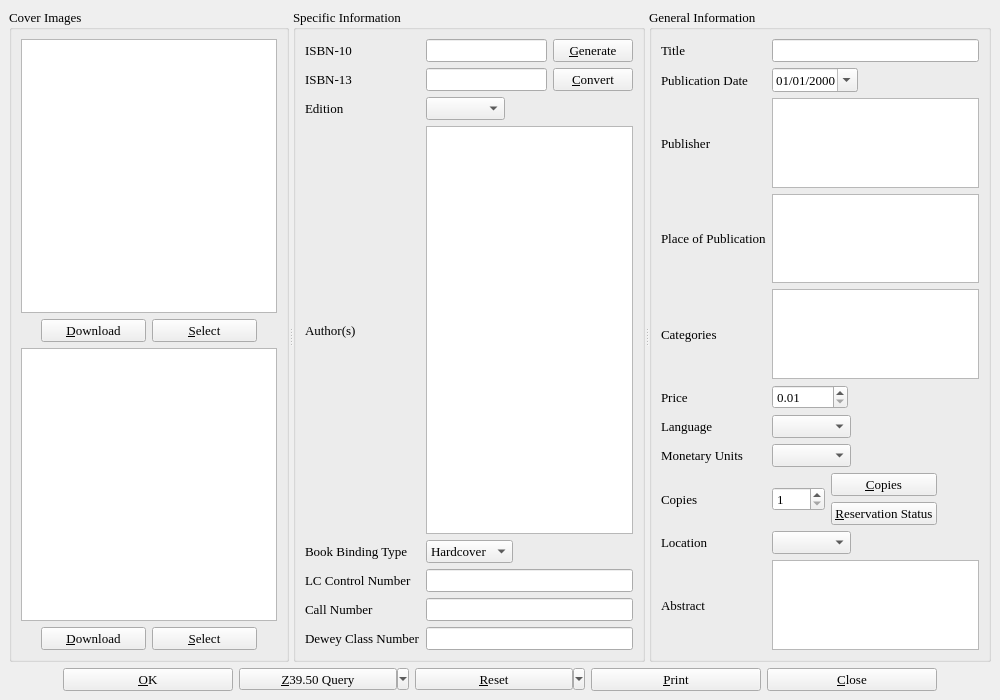
Old version of the form bookinfo.ui in the repository textbrowser/biblioteq.
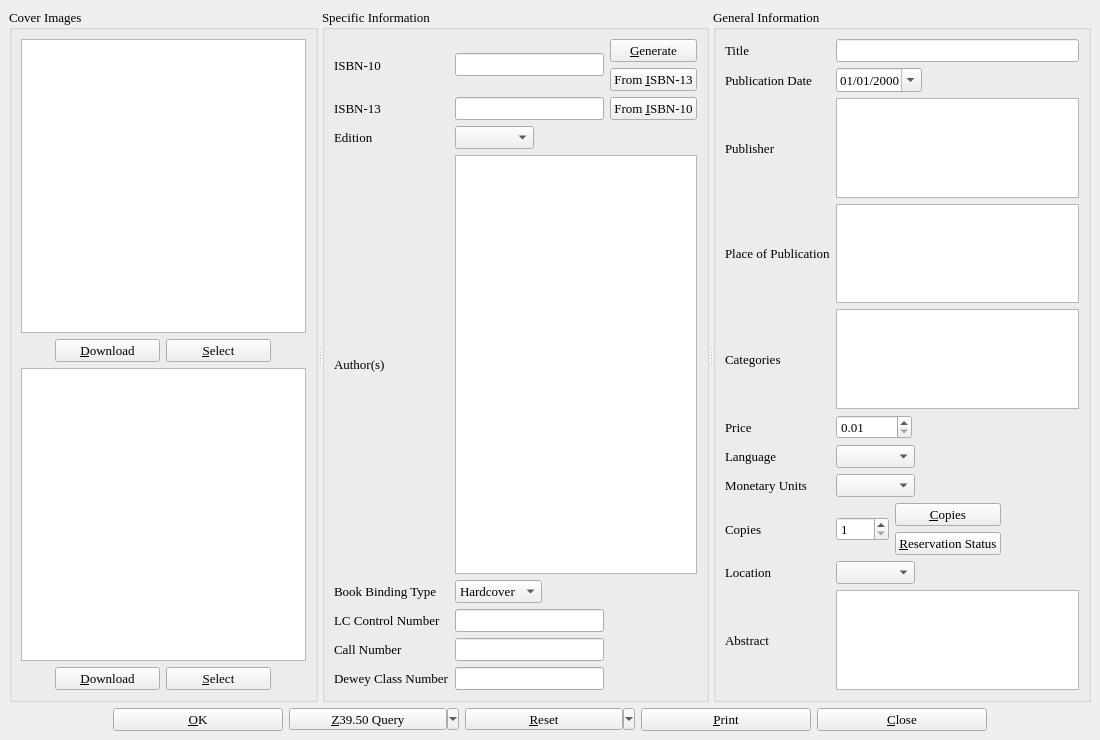
New version of the form. Icons and pictures are not drawn. Custom widgets are drawn as their Qt base class.

Commit message: Provide a function to convert ISBN-13 to ISBN-10.

```diff
--- a/bookinfo.ui
+++ b/bookinfo.ui
@@ -6,13 +6,13 @@
    <rect>
     <x>0</x>
     <y>0</y>
-    <width>1000</width>
-    <height>700</height>
+    <width>1100</width>
+    <height>740</height>
    </rect>
   </property>
   <property name="minimumSize">
    <size>
-    <width>1000</width>
+    <width>1100</width>
     <height>700</height>
    </size>
   </property>
@@ -201,7 +201,7 @@
        <property name="title">
         <string>Specific Information</string>
        </property>
-       <layout class="QGridLayout">
+       <layout class="QGridLayout" name="gridLayout">
         <item row="0" column="0">
          <widget class="QLabel" name="label">
           <property name="font">
@@ -215,49 +215,46 @@
           </property>
          </widget>
         </item>
-        <item row="0" column="1" rowspan="2">
-         <layout class="QGridLayout">
-          <item row="0" column="0">
+        <item row="0" column="1" colspan="2">
+         <layout class="QHBoxLayout" name="horizontalLayout">
+          <item>
            <widget class="QLineEdit" name="id">
             <property name="maxLength">
              <number>32</number>
             </property>
            </widget>
           </item>
-          <item row="0" column="1">
-           <widget class="QPushButton" name="generate">
-            <property name="text">
-             <string>&amp;Generate</string>
-            </property>
-            <property name="icon">
-             <iconset>
-              <normaloff>icons.d/16x16/gear.png</normaloff>icons.d/16x16/gear.png</iconset>
-            </property>
-           </widget>
-          </item>
-          <item row="1" column="0">
-           <widget class="QLineEdit" name="isbn13">
-            <property name="maxLength">
-             <number>16</number>
-            </property>
-           </widget>
-          </item>
-          <item row="1" column="1">
-           <widget class="QPushButton" name="isbn10to13">
-            <property name="font">
-             <font>
-              <family>Times</family>
-              <pointsize>10</pointsize>
-             </font>
-            </property>
-            <property name="text">
-             <string>&amp;Convert</string>
-            </property>
-            <property name="icon">
-             <iconset>
-              <normaloff>icons.d/16x16/convert.png</normaloff>icons.d/16x16/convert.png</iconset>
-            </property>
-           </widget>
+          <item>
+           <layout class="QVBoxLayout" name="verticalLayout">
+            <item>
+             <widget class="QPushButton" name="generate">
+              <property name="text">
+               <string>&amp;Generate</string>
+              </property>
+              <property name="icon">
+               <iconset>
+                <normaloff>icons.d/16x16/gear.png</normaloff>icons.d/16x16/gear.png</iconset>
+              </property>
+             </widget>
+            </item>
+            <item>
+             <widget class="QPushButton" name="isbn13to10">
+              <property name="font">
+               <font>
+                <family>Times</family>
+                <pointsize>10</pointsize>
+               </font>
+              </property>
+              <property name="text">
+               <string>From &amp;ISBN-13</string>
+              </property>
+              <property name="icon">
+               <iconset>
+                <normaloff>icons.d/16x16/convert.png</normaloff>icons.d/16x16/convert.png</iconset>
+              </property>
+             </widget>
+            </item>
+           </layout>
           </item>
          </layout>
         </item>
@@ -274,6 +271,30 @@
           </property>
          </widget>
         </item>
+        <item row="1" column="1">
+         <widget class="QLineEdit" name="isbn13">
+          <property name="maxLength">
+           <number>16</number>
+          </property>
+         </widget>
+        </item>
+        <item row="1" column="2">
+         <widget class="QPushButton" name="isbn10to13">
+          <property name="font">
+           <font>
+            <family>Times</family>
+            <pointsize>10</pointsize>
+           </font>
+          </property>
+          <property name="text">
+           <string>From &amp;ISBN-10</string>
+          </property>
+          <property name="icon">
+           <iconset>
+            <normaloff>icons.d/16x16/convert.png</normaloff>icons.d/16x16/convert.png</iconset>
+          </property>
+         </widget>
+        </item>
         <item row="2" column="0">
          <widget class="QLabel" name="label_5">
           <property name="font">
@@ -324,7 +345,7 @@
           </property>
          </widget>
         </item>
-        <item row="3" column="1">
+        <item row="3" column="1" colspan="2">
          <widget class="hyperlinked_text_edit" name="author">
           <property name="readOnly">
            <bool>false</bool>
@@ -350,7 +371,7 @@
           </property>
          </widget>
         </item>
-        <item row="4" column="1">
+        <item row="4" column="1" colspan="2">
          <layout class="QHBoxLayout">
           <item>
            <widget class="QComboBox" name="binding">
@@ -454,19 +475,6 @@
         <string>General Information</string>
        </property>
        <layout class="QGridLayout">
-        <item row="0" column="0">
-         <widget class="QLabel" name="label_2">
-          <property name="font">
-           <font>
-            <family>Times</family>
-            <pointsize>10</pointsize>
-           </font>
-          </property>
-          <property name="text">
-           <string>Title</string>
-          </property>
-         </widget>
-        </item>
         <item row="0" column="1">
          <widget class="QLineEdit" name="title"/>
         </item>
@@ -651,19 +659,6 @@
           </property>
          </widget>
         </item>
-        <item row="8" column="0">
-         <widget class="QLabel" name="label_8">
-          <property name="font">
-           <font>
-            <family>Times</family>
-            <pointsize>10</pointsize>
-           </font>
-          </property>
-          <property name="text">
-           <string>Copies</string>
-          </property>
-         </widget>
-        </item>
         <item row="8" column="1">
          <layout class="QHBoxLayout">
           <item>
@@ -821,6 +816,32 @@
           </property>
          </widget>
         </item>
+        <item row="8" column="0">
+         <widget class="QLabel" name="label_8">
+          <property name="font">
+           <font>
+            <family>Times</family>
+            <pointsize>10</pointsize>
+           </font>
+          </property>
+          <property name="text">
+           <string>Copies</string>
+          </property>
+         </widget>
+        </item>
+        <item row="0" column="0">
+         <widget class="QLabel" name="label_2">
+          <property name="font">
+           <font>
+            <family>Times</family>
+            <pointsize>10</pointsize>
+           </font>
+          </property>
+          <property name="text">
+           <string>Title</string>
+          </property>
+         </widget>
+        </item>
        </layout>
       </widget>
      </widget>
```
Left out of the diff: 1 changed line with no effect on the pictures. The commit also changes 4 other files.
